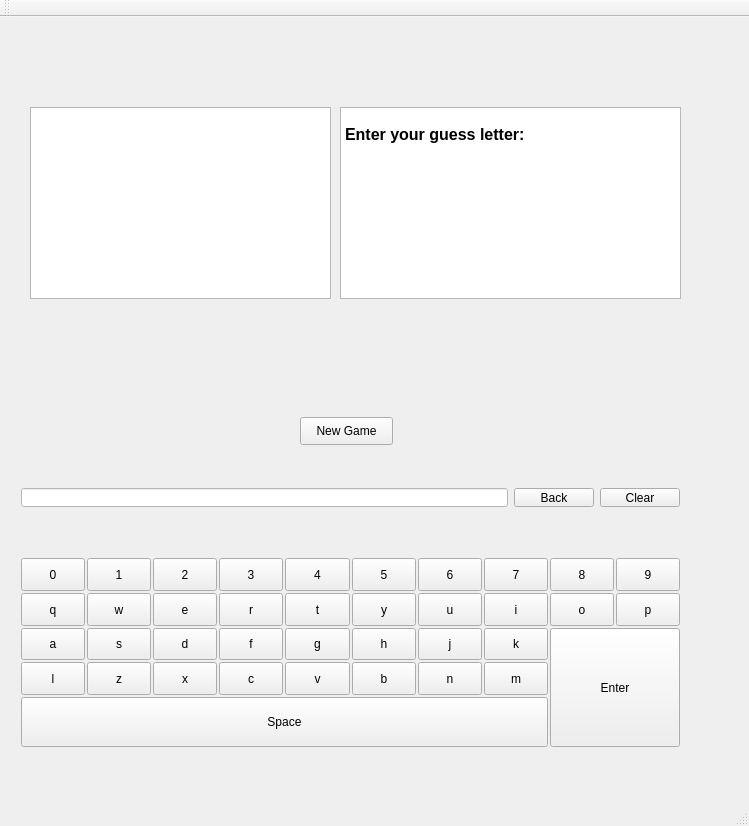
Piotr95/Hangman, file mainwindow.ui: the form before one commit.
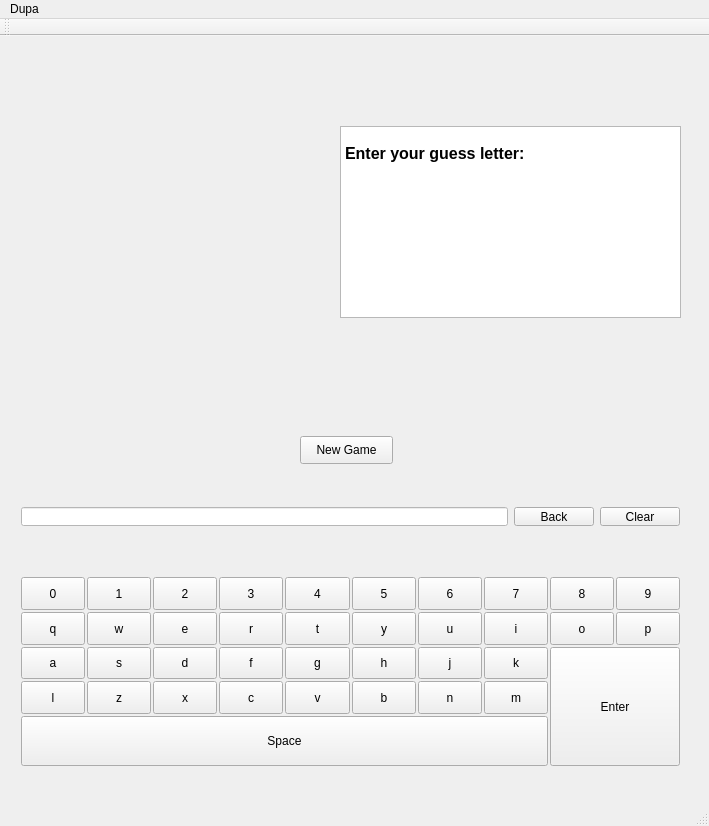
The form after the commit.

The edit to the form file:
```diff
--- a/mainwindow.ui
+++ b/mainwindow.ui
@@ -6,7 +6,7 @@
    <rect>
     <x>0</x>
     <y>0</y>
-    <width>749</width>
+    <width>709</width>
     <height>826</height>
    </rect>
   </property>
@@ -27,16 +27,6 @@
      <string>New Game</string>
     </property>
    </widget>
-   <widget class="QGraphicsView" name="graphicsView">
-    <property name="geometry">
-     <rect>
-      <x>30</x>
-      <y>90</y>
-      <width>301</width>
-      <height>192</height>
-     </rect>
-    </property>
-   </widget>
    <widget class="QLabel" name="label">
     <property name="geometry">
      <rect>
@@ -844,26 +834,45 @@
 &lt;p style=&quot; margin-top:0px; margin-bottom:0px; margin-left:0px; margin-right:0px; -qt-block-indent:0; text-indent:0px;&quot;&gt;&lt;span style=&quot; font-size:12pt; font-weight:600;&quot;&gt;Enter your guess letter:&lt;/span&gt;&lt;/p&gt;&lt;/body&gt;&lt;/html&gt;</string>
     </property>
    </widget>
+   <widget class="QLabel" name="label_2">
+    <property name="geometry">
+     <rect>
+      <x>30</x>
+      <y>90</y>
+      <width>311</width>
+      <height>191</height>
+     </rect>
+    </property>
+    <property name="text">
+     <string/>
+    </property>
+   </widget>
   </widget>
+  <widget class="QToolBar" name="mainToolBar">
+   <attribute name="toolBarArea">
+    <enum>TopToolBarArea</enum>
+   </attribute>
+   <attribute name="toolBarBreak">
+    <bool>false</bool>
+   </attribute>
+  </widget>
+  <widget class="QStatusBar" name="statusBar"/>
   <widget class="QMenuBar" name="menuBar">
    <property name="geometry">
     <rect>
      <x>0</x>
      <y>0</y>
-     <width>749</width>
+     <width>709</width>
      <height>26</height>
     </rect>
    </property>
+   <widget class="QMenu" name="menuDupa">
+    <property name="title">
+     <string>Dupa</string>
+    </property>
+   </widget>
+   <addaction name="menuDupa"/>
   </widget>
-  <widget class="QToolBar" name="mainToolBar">
-   <attribute name="toolBarArea">
-    <enum>TopToolBarArea</enum>
-   </attribute>
-   <attribute name="toolBarBreak">
-    <bool>false</bool>
-   </attribute>
-  </widget>
-  <widget class="QStatusBar" name="statusBar"/>
  </widget>
  <layoutdefault spacing="6" margin="11"/>
  <resources/>
```
Left out of the diff: 4 changed lines with no effect on the pictures.
